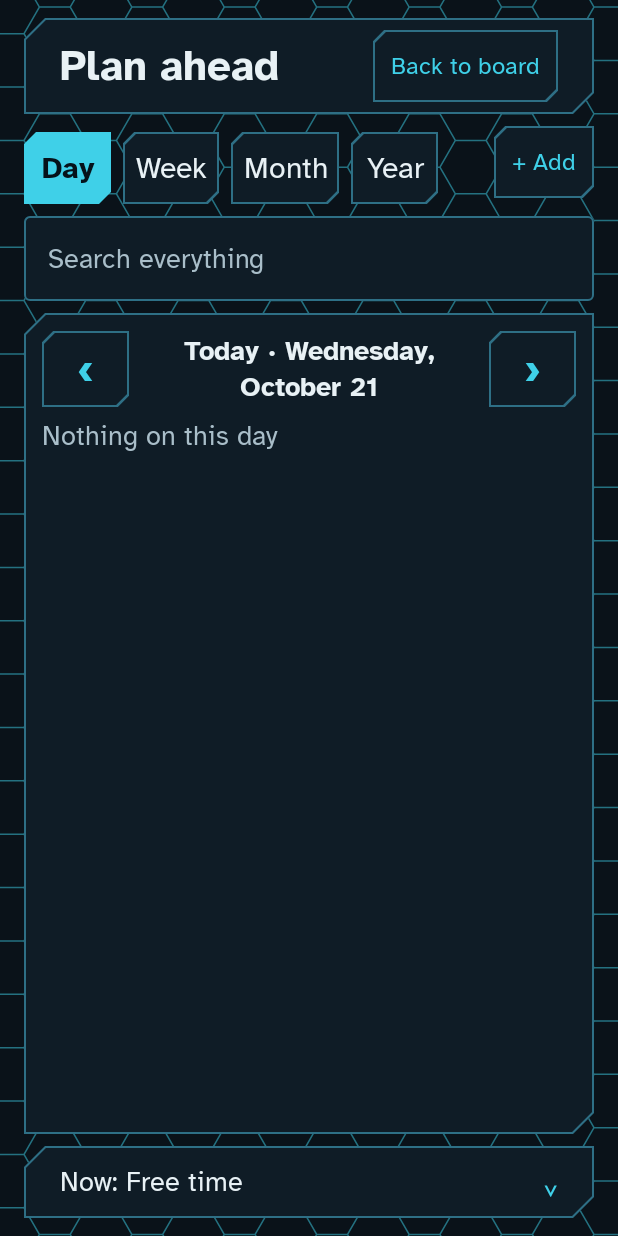
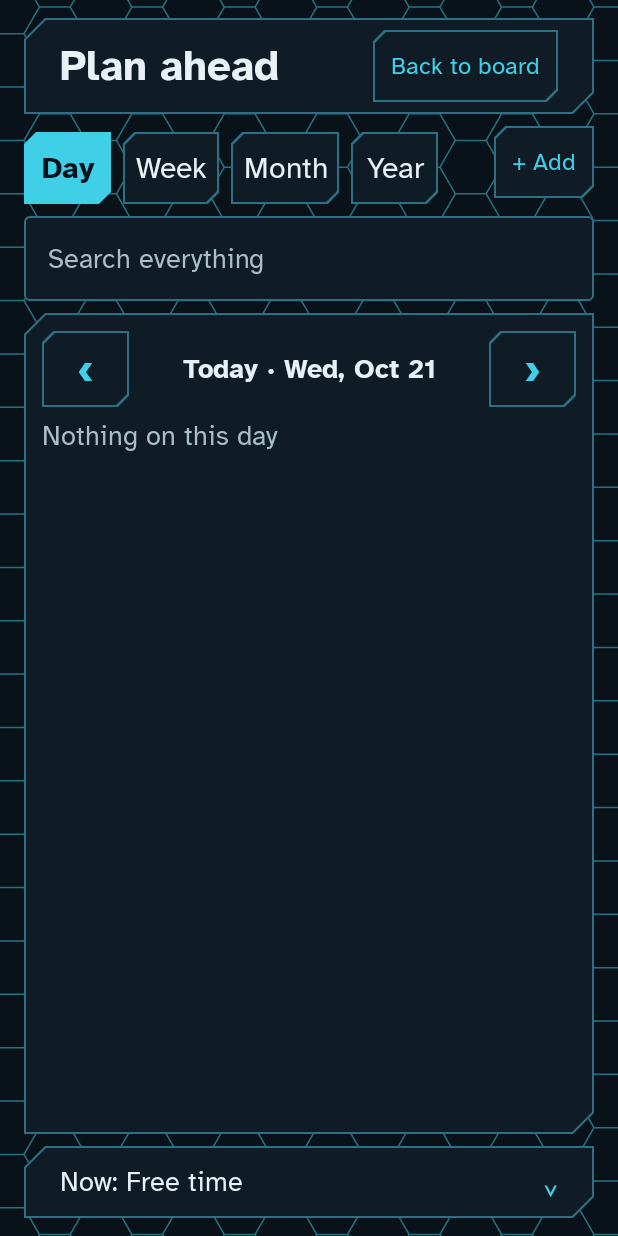
Before and after one commit to FallhammerLord/Initiative_Calendar, an Android app built with Jetpack Compose: the screen it shows after launch (MainActivity), after a tap on an icon or button, on a phone screen of 412 x 824 dp. Run offline under Robolectric (Android 15) with nearby library versions, the phone set to English and light mode, and no system bars; our stand-ins replace Room's generated code.

```diff
--- a/app/src/main/java/net/fallhammer/initiative/ui/LogScreen.kt
+++ b/app/src/main/java/net/fallhammer/initiative/ui/LogScreen.kt
@@ -203,7 +203,8 @@ private fun LazyListScope.entries(
 
 @Composable
 private fun periodTitle(view: LogView): String = when (view.zoom) {
-    Zoom.DAY -> if (view.date == view.today) stringResource(R.string.log_today, Formats.longDay(view.date)) else Formats.longDay(view.date)
+    // Short enough to fit on one line between the arrows.
+    Zoom.DAY -> if (view.date == view.today) stringResource(R.string.log_today, Formats.day(view.date)) else Formats.day(view.date)
     Zoom.WEEK -> Log.weekStart(view.date).let { Formats.span(it, it.plusDays(6)) }
     Zoom.MONTH -> Formats.month(view.date)
     Zoom.YEAR -> view.date.year.toString()
```
